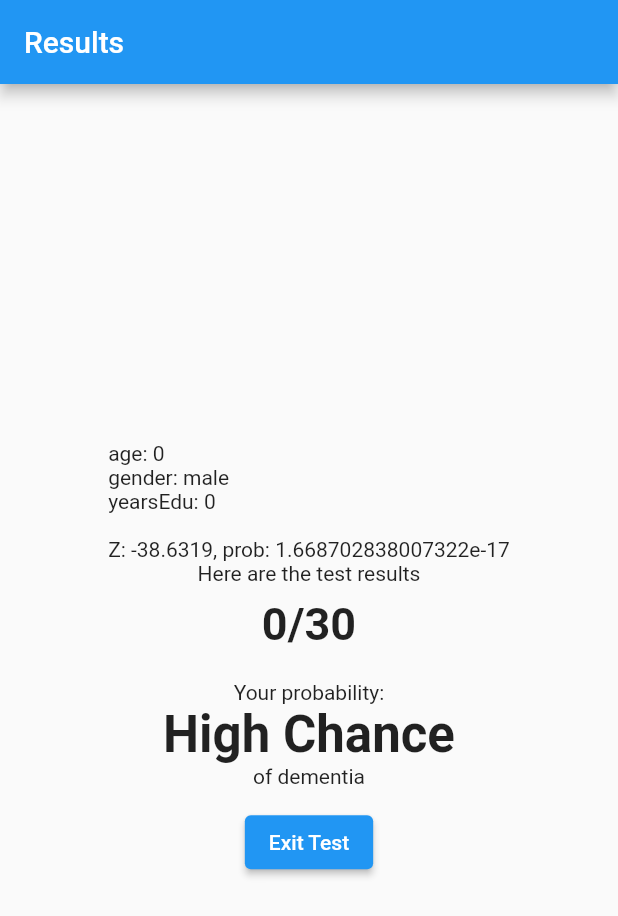
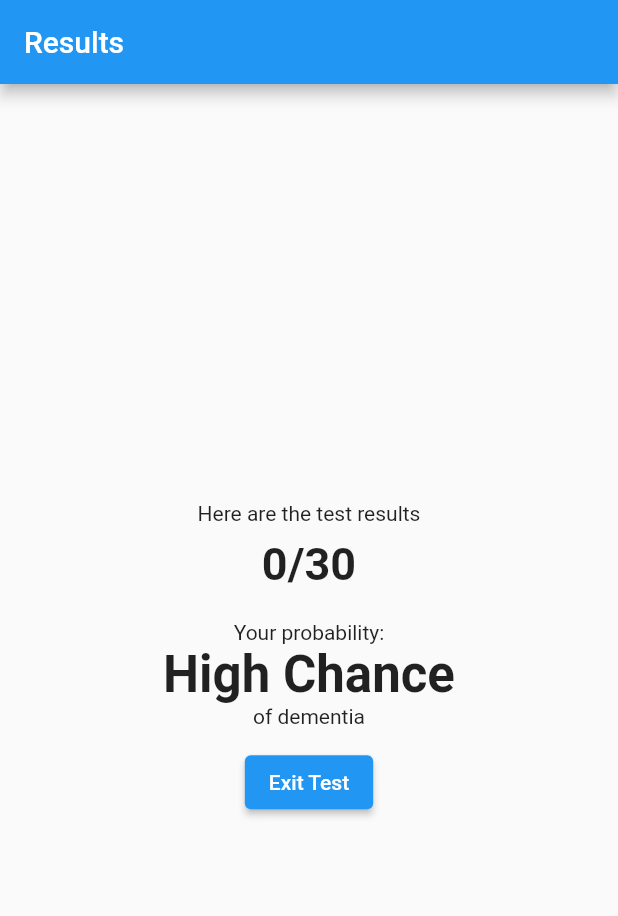
Before and after one commit to mlda-2021-audere/dementia-diagnostic-ml, a Flutter app: the Results screen opened by its route, on a phone screen of 412 x 824 dp. Shown: the top 916 px of the screen. Run offline on Flutter 3.47's test engine with Material 2 defaults, Android fonts, the phone set to English and light mode, and no system bars.

Commit message:
minor fix

```diff
--- a/flutter_app/lib/src/exam/results.dart
+++ b/flutter_app/lib/src/exam/results.dart
@@ -47,8 +47,8 @@ class _ResultsState extends State<Results> {
             child: Column(
               mainAxisAlignment: MainAxisAlignment.center,
               children: <Widget>[
-                Text(
-                    'age: $age \ngender: $gender \nyearsEdu: $yearsEdu \n\nZ: $Z, prob: $prob'),
+                // Text(
+                //     'age: $age \ngender: $gender \nyearsEdu: $yearsEdu \n\nZ: $Z, prob: $prob'),
                 const Text('Here are the test results'),
                 Padding(
                     padding: const EdgeInsets.all(8.0),
@@ -62,7 +62,7 @@ class _ResultsState extends State<Results> {
                   child: Column(
                       mainAxisAlignment: MainAxisAlignment.center,
                       children: <Widget>[
-                        Text('Your probability:'),
+                        const Text('Your probability:'),
                         Text(
                           probDisplayText,
                           style: const TextStyle(
```
